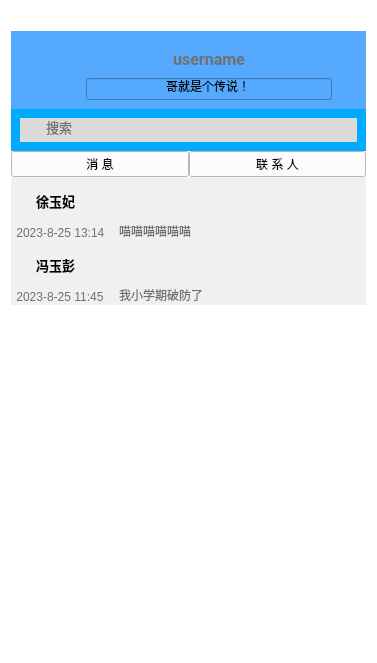
BIT-Linpop-DevTeam/LinpopClientDemo, file Client/listwindow.ui: the form before one commit.
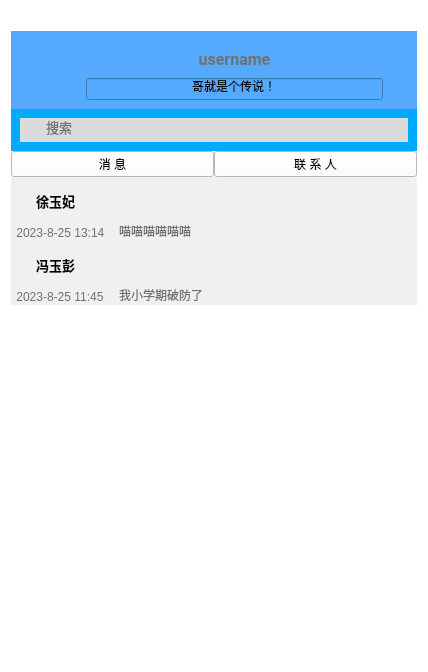
The form after the commit. Icons and pictures are not drawn.

Diff of the .ui file:
```diff
--- a/Client/listwindow.ui
+++ b/Client/listwindow.ui
@@ -6,8 +6,8 @@
    <rect>
     <x>0</x>
     <y>0</y>
-    <width>377</width>
-    <height>663</height>
+    <width>428</width>
+    <height>672</height>
    </rect>
   </property>
   <property name="windowTitle">
@@ -401,12 +401,6 @@
              <height>0</height>
             </size>
            </property>
-           <property name="maximumSize">
-            <size>
-             <width>500</width>
-             <height>16777215</height>
-            </size>
-           </property>
            <property name="font">
             <font>
              <family>Roboto</family>
@@ -426,8 +420,8 @@
              <rect>
               <x>0</x>
               <y>0</y>
-              <width>357</width>
-              <height>444</height>
+              <width>408</width>
+              <height>453</height>
              </rect>
             </property>
             <property name="sizePolicy">
@@ -517,6 +511,12 @@
                </item>
                <item>
                 <widget class="QWidget" name="message" native="true">
+                 <property name="sizePolicy">
+                  <sizepolicy hsizetype="MinimumExpanding" vsizetype="Fixed">
+                   <horstretch>0</horstretch>
+                   <verstretch>0</verstretch>
+                  </sizepolicy>
+                 </property>
                  <property name="minimumSize">
                   <size>
                    <width>0</width>
@@ -627,6 +627,12 @@
                </item>
                <item>
                 <widget class="QWidget" name="message_2" native="true">
+                 <property name="sizePolicy">
+                  <sizepolicy hsizetype="MinimumExpanding" vsizetype="Fixed">
+                   <horstretch>0</horstretch>
+                   <verstretch>0</verstretch>
+                  </sizepolicy>
+                 </property>
                  <property name="minimumSize">
                   <size>
                    <width>0</width>
```
Left out of the diff: 16 changed lines with no effect on the pictures.
